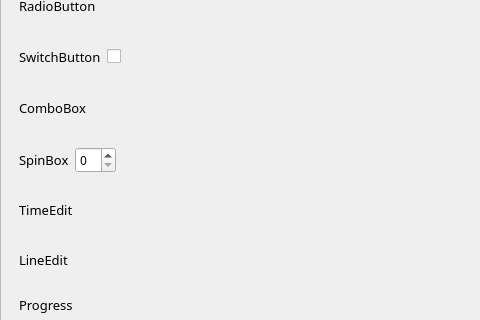
XHY-ChuJian/FluentUIStyle, file Example/mainwindow.ui: the form before one commit; both pictures show x 0 to 480 and y 190 to 510 of the 1441 by 774 pixel window.
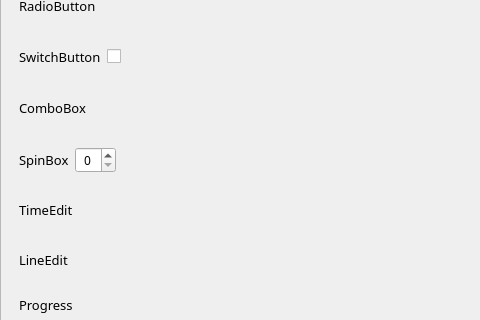
The form after the commit. Custom widgets are drawn as their Qt base class.

Commit message:
feat: 更新UI组件属性以提升视觉效果
- 在mainwindow.ui中添加alignment属性，确保控件居中对齐。
- 在fluentui3style.cpp中引入QStyleFactory头文件，为样式管理提供支持。

Diff of the .ui file:
```diff
--- a/Example/mainwindow.ui
+++ b/Example/mainwindow.ui
@@ -1319,6 +1319,9 @@
                       <height>0</height>
                      </size>
                     </property>
+                    <property name="alignment">
+                     <set>Qt::AlignCenter</set>
+                    </property>
                     <property name="buttonSymbols">
                      <enum>QAbstractSpinBox::UpDownArrows</enum>
                     </property>
```
The commit also changes 1 other file.
